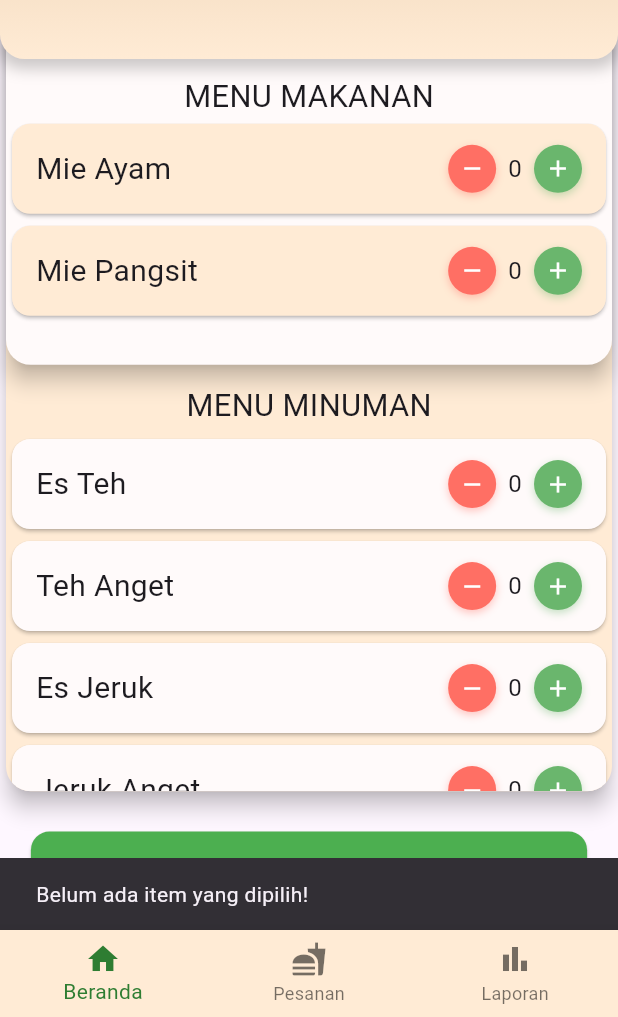
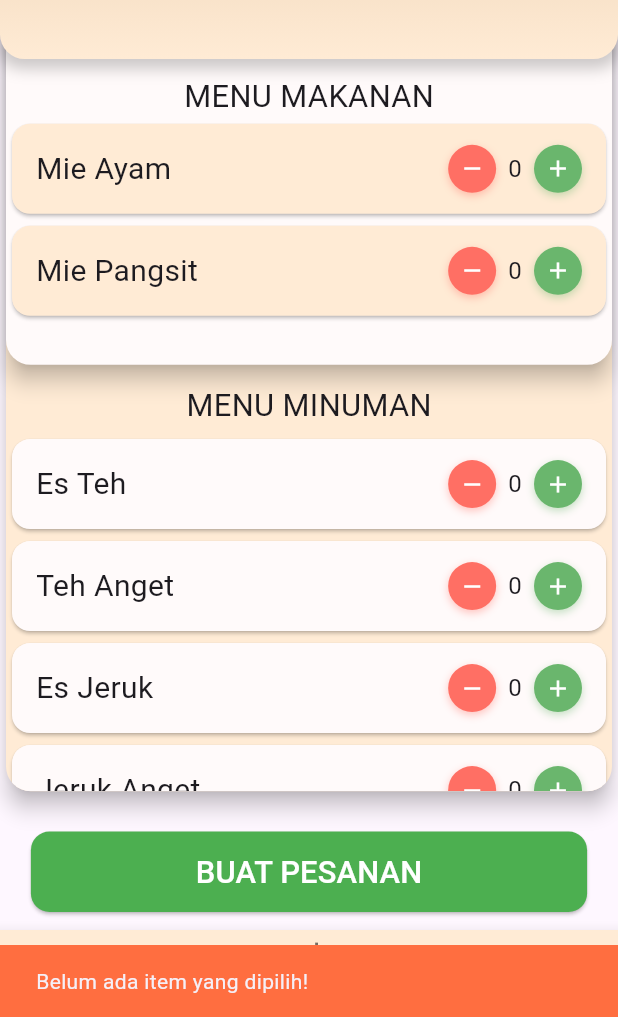
Before and after one commit to fadhlyarmi1987/mie_ayam_bhayangkara, a Flutter app: the screen it shows after launch, after a tap on "BUAT PESANAN", on a phone screen of 412 x 824 dp, the part 219-1236 px from its top. Run offline on Flutter 3.47's test engine with Material 3 defaults, Android fonts, the phone set to English and light mode, and no system bars; our stand-ins replace cloud_firestore, connectivity_plus, firebase_core, google_fonts, internet_connection_checker; accounts and stored records are empty; Roboto replaces fonts that are missing (Khand).

Commit message:
update v2.1

```diff
--- a/lib/control_page.dart
+++ b/lib/control_page.dart
@@ -1,11 +1,10 @@
 import 'package:flutter/material.dart';
+import 'package:connectivity_plus/connectivity_plus.dart';
+import 'package:internet_connection_checker/internet_connection_checker.dart';
 
 import 'package:mie_ayam_bhayangkara/pages/Dashboard.dart';
 import 'package:mie_ayam_bhayangkara/pages/laporanPage.dart';
 import 'package:mie_ayam_bhayangkara/pages/pesanan.dart';
-// import 'pages/dashboard_page.dart';
-// import 'pages/pesanan_page.dart';
-// import 'pages/pengaturan_page.dart';
 
 class ControlPage extends StatefulWidget {
   final int initialIndex;
@@ -18,6 +17,11 @@ class ControlPage extends StatefulWidget {
 
 class _ControlPageState extends State<ControlPage> {
   late int _selectedIndex;
+  bool _isOffline = false;
+  bool _wasOffline = false;
+  String? _bottomMessage;
+  bool _showNotification = false;
+  Color _bottomColor = Colors.red;
 
   final List<Widget> _pages = const [
     DashboardCard(),
@@ -29,6 +33,7 @@ class _ControlPageState extends State<ControlPage> {
   void initState() {
     super.initState();
     _selectedIndex = widget.initialIndex;
+    _startMonitoringConnection();
   }
 
   void _onItemTapped(int index) {
@@ -37,20 +42,85 @@ class _ControlPageState extends State<ControlPage> {
     });
   }
 
+  void _startMonitoringConnection() {
+    Connectivity().onConnectivityChanged.listen((_) async {
+      final hasInternet = await InternetConnectionChecker.instance.hasConnection;
+
+      if (!hasInternet) {
+        // Offline
+        setState(() {
+          _bottomMessage = '❌ Tidak terhubung ke internet';
+          _bottomColor = Colors.red;
+          _showNotification = true;
+        });
+      } else {
+        // Online → tampilkan 2 detik, lalu hilangkan
+        setState(() {
+          _bottomMessage = '✅ Anda kembali online';
+          _bottomColor = Colors.green;
+          _showNotification = true;
+        });
+
+        Future.delayed(const Duration(seconds: 2), () {
+          if (mounted) {
+            setState(() {
+              _showNotification = false;
+            });
+          }
+        });
+      }
+    });
+  }
+
   @override
   Widget build(BuildContext context) {
     return Scaffold(
-      body: IndexedStack(
-        index: _selectedIndex,
-        children: _pages,
+      body: Stack(
+        children: [
+          // Halaman utama
+          Positioned.fill(
+            child: IndexedStack(index: _selectedIndex, children: _pages),
+          ),
 
+          // BottomNavigationBar di dalam Stack
+          // Di dalam Stack, pada bagian Positioned bottom:
+          Positioned(
+            left: 0,
+            right: 0,
+            bottom: 0,
+            child: Column(
+              mainAxisSize: MainAxisSize.min,
+              children: [
+                AnimatedSlide(
+                  duration: const Duration(milliseconds: 300),
+                  offset: _showNotification ? Offset.zero : const Offset(0, 1),
+                  child: AnimatedOpacity(
+                    duration: const Duration(milliseconds: 300),
+                    opacity: _showNotification ? 1 : 0,
+                    child: Container(
+                      width: double.infinity,
+                      color: _bottomColor,
+                      padding: const EdgeInsets.symmetric(vertical: 14),
+                      child: SafeArea(
+                        top: false,
+                        child: Text(
+                          _bottomMessage ?? '',
+                          textAlign: TextAlign.center,
+                          style: const TextStyle(
+                            color: Colors.white,
+                            fontWeight: FontWeight.bold,
                           ),
-      bottomNavigationBar: BottomNavigationBar(
+                        ),
+                      ),
+                    ),
+                  ),
+                ),
+                BottomNavigationBar(
                   currentIndex: _selectedIndex,
                   onTap: _onItemTapped,
-        backgroundColor: const Color(0xFFFFEBD5), // krem
-      selectedItemColor: Colors.green[800], // warna teks/icon terpilih
-      unselectedItemColor: Colors.black54,   // warna teks/icon tidak terpilih
+                  backgroundColor: const Color(0xFFFFEBD5),
+                  selectedItemColor: Colors.green[800],
+                  unselectedItemColor: Colors.black54,
                   items: const [
                     BottomNavigationBarItem(
                       icon: Icon(Icons.home),
@@ -66,6 +136,11 @@ class _ControlPageState extends State<ControlPage> {
                     ),
                   ],
                 ),
+              ],
+            ),
+          ),
+        ],
+      ),
     );
   }
 }
--- a/lib/main.dart
+++ b/lib/main.dart
@@ -21,7 +21,6 @@ class MyApp extends StatelessWidget {
       initialRoute: '/',
       routes: {
         '/': (context) => const ControlPage(),
-        '/pesanan' : (context) => AntreanPage(),
       },
     );
   }
--- a/lib/pages/Dashboard.dart
+++ b/lib/pages/Dashboard.dart
@@ -212,7 +212,7 @@ class _DashboardCardState extends State<DashboardCard> {
                       if (selected.isEmpty) {
                         ScaffoldMessenger.of(context).showSnackBar(
                           const SnackBar(
-                            content: Text('Belum ada item yang dipilih!'),
+                            content: Text('Belum ada item yang dipilih!'), backgroundColor: Colors.deepOrangeAccent,
                           ),
                         );
                         return;
--- a/pubspec.yaml
+++ b/pubspec.yaml
@@ -40,6 +40,8 @@ dependencies:
   firebase_core: ^3.14.0
   cloud_firestore: ^5.6.9
   intl: ^0.20.2
+  connectivity_plus: ^6.1.4
+  internet_connection_checker: ^3.0.1
 
 dev_dependencies:
   flutter_test:
```
Also changed, not shown: lib/pages/laporanPage.dart (+68 -12 lines), lib/utils/koneksi_notif.dart (added, +54 -0 lines), pubspec.lock, 3 other files. Lines whose indentation alone changed are shown as unchanged.
